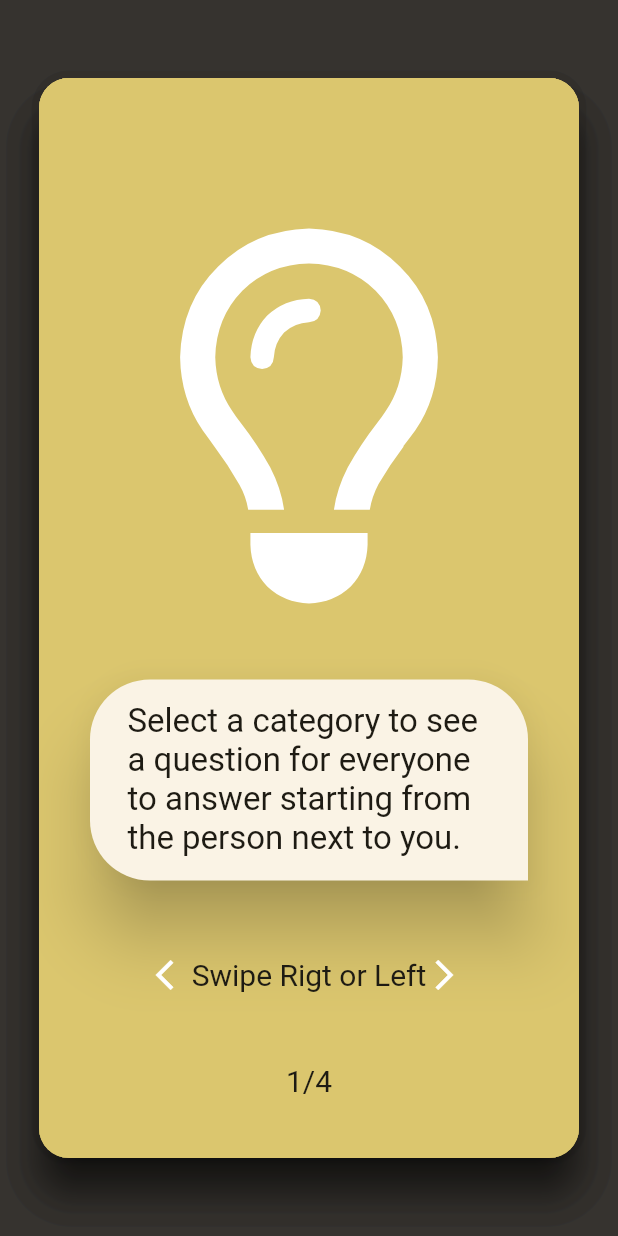
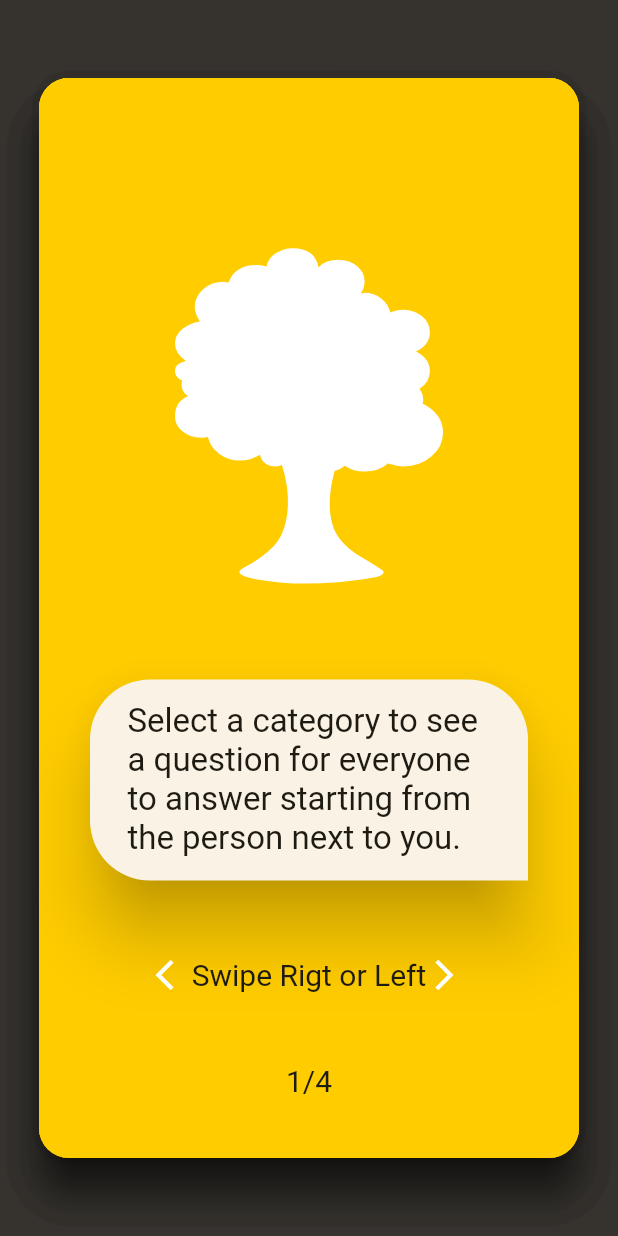
Before and after one commit to yosoybunal/Bonderful-iOS-Repo, a Flutter app: the HowToPlayScreen screen opened directly, on a phone screen of 412 x 824 dp. Run offline on Flutter 3.47's test engine with Material 2 defaults, Android fonts, the phone set to English and light mode, and no system bars; our stand-ins replace cloud_firestore, firebase_auth, firebase_core, flutter_riverpod, font_awesome_flutter, google_fonts and 1 more; missing offline and left inert: flutter_emoji, purchases_flutter; accounts and stored records are empty; Roboto replaces fonts that are missing (Alef).

Commit message:
couple cupertino changes

```diff
--- a/lib/screens/how_to_play_screen.dart
+++ b/lib/screens/how_to_play_screen.dart
@@ -31,7 +31,7 @@ class _HowToPlayScreenState extends State<HowToPlayScreen> {
   List<Widget> _getCardList() {
     List<MatchCard> cards = [
       MatchCard(
-        color: kColorScheme.inversePrimary,
+        color: CupertinoColors.systemYellow,
         widget: cardPortraitView(
           'That\'s all! You can now get to know each other more and strengthen your bond. Have Bonderful time!',
           '4/4',
@@ -55,9 +55,9 @@ class _HowToPlayScreenState extends State<HowToPlayScreen> {
         ),
       ),
       MatchCard(
-        color: kColorScheme.inversePrimary,
+        color: CupertinoColors.systemYellow,
         widget: cardPortraitView(
-          'You can add any question to Your Favorites by clicking on the star icon.',
+          'You can add any question to Your Favorites by clicking on the heart icon.',
           '3/4',
           Row(
             mainAxisSize: MainAxisSize.min,
@@ -76,7 +76,7 @@ class _HowToPlayScreenState extends State<HowToPlayScreen> {
         ),
       ),
       MatchCard(
-        color: kColorScheme.inversePrimary,
+        color: CupertinoColors.systemYellow,
         widget: cardPortraitView(
           'You can also select Shuffle from the side menu to view questions from any category.',
           '2/4',
@@ -97,7 +97,7 @@ class _HowToPlayScreenState extends State<HowToPlayScreen> {
         ),
       ),
       MatchCard(
-        color: kColorScheme.inversePrimary,
+        color: CupertinoColors.systemYellow,
         widget: cardPortraitView(
           'Select a category to see a question for everyone to answer starting from the person next to you.',
           '1/4',
@@ -223,7 +223,7 @@ class _HowToPlayScreenState extends State<HowToPlayScreen> {
             mainAxisAlignment: MainAxisAlignment.spaceBetween,
             children: [
               const Icon(
-                FontAwesomeIcons.lightbulb,
+                CupertinoIcons.tree,
                 size: 250,
               ),
               Card(
@@ -284,7 +284,7 @@ class _HowToPlayScreenState extends State<HowToPlayScreen> {
                   decoration: BoxDecoration(
                     gradient: LinearGradient(
                       colors: [
-                        kColorScheme.primary,
+                        kColorScheme.tertiary,
                         kColorScheme.inversePrimary,
                       ],
                     ),
@@ -303,7 +303,7 @@ class _HowToPlayScreenState extends State<HowToPlayScreen> {
                             mainAxisAlignment: MainAxisAlignment.spaceEvenly,
                             children: [
                               const Icon(
-                                FontAwesomeIcons.lightbulb,
+                                CupertinoIcons.tree,
                                 size: 150,
                               ),
                               OutlinedButton(
@@ -350,7 +350,7 @@ class _HowToPlayScreenState extends State<HowToPlayScreen> {
                                 ),
                                 child: SingleChildScrollView(
                                   child: Text(
-                                    'Select a category to see a question for everyone to answer, starting from the person next to you. You can also select Shuffle from the side menu to view questions from any category. You can add questions to Your Favourites list by clicking on the star icon. Have Bonderful time!',
+                                    'Select a category to see a question for everyone to answer, starting from the person next to you. You can also select Shuffle from the side menu to view questions from any category. You can add questions to Your Favourites list by clicking on the heart icon. Have Bonderful time!',
                                     style: TextStyle(
                                       color: kColorScheme.onBackground,
                                       fontSize: 18,
--- a/lib/screens/questions_screen.dart
+++ b/lib/screens/questions_screen.dart
@@ -255,7 +255,7 @@ class _QuestionsScreenState extends ConsumerState<QuestionsScreen> {
                                       padding: const EdgeInsets.all(20.0),
                                       child: Text(
                                         parser.emojify(
-                                            'Sorry! This is the last question in this category for the time being. If you have any question ideas for this category please click on Send Suggestions and we can add that question with referrence to your username :crown:'),
+                                            'Sorry! This is the last question in this category for the time being. If you have any question ideas for this category please click on Send Suggestions and we can add that question with referrence to you :crown:'),
                                       ),
                                     ),
                                   ),
@@ -408,7 +408,7 @@ class _QuestionsScreenState extends ConsumerState<QuestionsScreen> {
                                     padding: const EdgeInsets.all(20.0),
                                     child: Text(
                                       parser.emojify(
-                                          'Sorry! This is the last question in this category for the time being. If you have any question ideas for this category please click on Send Suggestions and we can add that question with referrence to your username :crown:'),
+                                          'Sorry! This is the last question in this category for the time being. If you have any question ideas for this category please click on Send Suggestions and we can add that question with referrence to you :crown:'),
                                     ),
                                   ),
                                 ),
--- a/lib/widgets/category_grid_item.dart
+++ b/lib/widgets/category_grid_item.dart
@@ -32,7 +32,7 @@ class CategoryGridItem extends StatelessWidget {
       splashColor: Theme.of(context).primaryColor,
       borderRadius: BorderRadius.circular(16),
       child: Container(
-        padding: const EdgeInsets.all(10),
+        padding: const EdgeInsets.all(9),
         decoration: BoxDecoration(
           borderRadius: BorderRadius.circular(16),
           gradient: LinearGradient(
```
Also changed, not shown: lib/screens/auth_screen.dart (+38 -2 lines), lib/screens/category_screen.dart (+58 -19 lines), lib/screens/user_favorites_screen.dart (+13 -17 lines), 2 other files.
